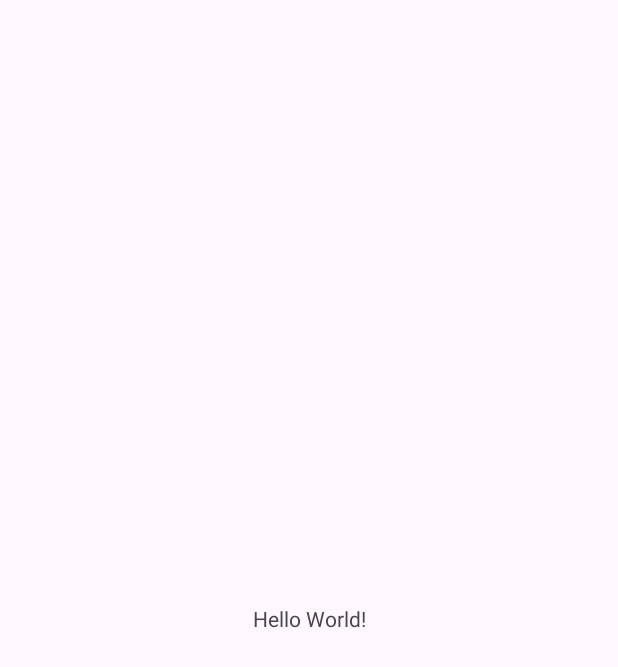
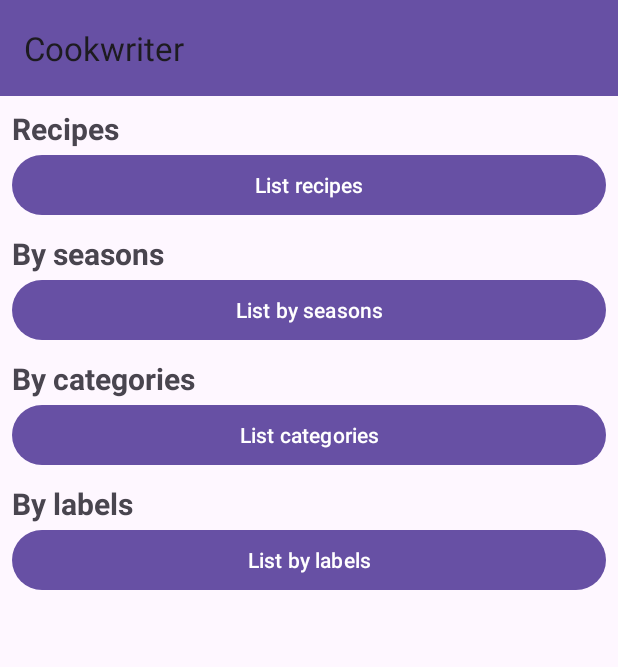
Before and after one commit to margotfrison/Cookwriter, an Android app: the screen it shows after launch (MainActivity), on a phone screen of 412 x 824 dp. Before the commit the part shown is almost empty. Shown: the top 667 px of the screen. Run offline under Robolectric (Android 15) with nearby library versions, the phone set to English and light mode, and no system bars.

```diff
--- a/app/build.gradle
+++ b/app/build.gradle
@@ -35,6 +35,10 @@ dependencies {
     implementation libs.activity
     implementation libs.constraintlayout
     testImplementation libs.junit
+    testImplementation "org.mockito:mockito-core:3.+"
     androidTestImplementation libs.ext.junit
     androidTestImplementation libs.espresso.core
+
+    compileOnly 'org.projectlombok:lombok:1.18.34'
+    annotationProcessor 'org.projectlombok:lombok:1.18.34'
 }
--- a/app/src/main/java/me/margotfrison/cookwriter/MainActivity.java
+++ b/app/src/main/java/me/margotfrison/cookwriter/MainActivity.java
@@ -4,6 +4,7 @@ import android.os.Bundle;
 
 import androidx.activity.EdgeToEdge;
 import androidx.appcompat.app.AppCompatActivity;
+import androidx.appcompat.widget.Toolbar;
 import androidx.core.graphics.Insets;
 import androidx.core.view.ViewCompat;
 import androidx.core.view.WindowInsetsCompat;
@@ -13,12 +14,7 @@ public class MainActivity extends AppCompatActivity {
     @Override
     protected void onCreate(Bundle savedInstanceState) {
         super.onCreate(savedInstanceState);
-        EdgeToEdge.enable(this);
         setContentView(R.layout.activity_main);
-        ViewCompat.setOnApplyWindowInsetsListener(findViewById(R.id.main), (v, insets) -> {
-            Insets systemBars = insets.getInsets(WindowInsetsCompat.Type.systemBars());
-            v.setPadding(systemBars.left, systemBars.top, systemBars.right, systemBars.bottom);
-            return insets;
-        });
+        setSupportActionBar(findViewById(R.id.main_toolbar));
     }
 }
--- a/app/src/main/res/layout/activity_main.xml
+++ b/app/src/main/res/layout/activity_main.xml
@@ -1,19 +1,80 @@
 <?xml version="1.0" encoding="utf-8"?>
-<androidx.constraintlayout.widget.ConstraintLayout xmlns:android="http://schemas.android.com/apk/res/android"
-    xmlns:app="http://schemas.android.com/apk/res-auto"
+<LinearLayout xmlns:android="http://schemas.android.com/apk/res/android"
     xmlns:tools="http://schemas.android.com/tools"
     android:id="@+id/main"
     android:layout_width="match_parent"
     android:layout_height="match_parent"
+    android:orientation="vertical"
     tools:context=".MainActivity">
 
-    <TextView
-        android:layout_width="wrap_content"
-        android:layout_height="wrap_content"
-        android:text="Hello World!"
-        app:layout_constraintBottom_toBottomOf="parent"
-        app:layout_constraintEnd_toEndOf="parent"
-        app:layout_constraintStart_toStartOf="parent"
-        app:layout_constraintTop_toTopOf="parent" />
+    <androidx.appcompat.widget.Toolbar
+        android:id="@+id/main_toolbar"
+        android:layout_width="match_parent"
+        android:layout_height="?attr/actionBarSize"
+        android:background="?attr/colorPrimary"
+        android:elevation="4dp"
+        android:theme="@style/ThemeOverlay.AppCompat.ActionBar" />
 
-</androidx.constraintlayout.widget.ConstraintLayout>
+    <ScrollView
+        android:layout_width="match_parent"
+        android:layout_height="match_parent" >
+
+        <LinearLayout
+            android:layout_width="match_parent"
+            android:layout_height="wrap_content"
+            android:padding="8dp"
+            android:orientation="vertical">
+
+            <TextView
+                android:layout_width="match_parent"
+                android:layout_height="wrap_content"
+                android:textSize="20sp"
+                android:text="@string/recipes"
+                android:textStyle="bold" />
+
+            <Button
+                android:layout_width="match_parent"
+                android:layout_height="wrap_content"
+                android:text="@string/list_recipes" />
+
+            <TextView
+                android:layout_width="match_parent"
+                android:layout_height="wrap_content"
+                android:layout_marginTop="8dp"
+                android:textSize="20sp"
+                android:text="@string/seasons"
+                android:textStyle="bold" />
+
+            <Button
+                android:layout_width="match_parent"
+                android:layout_height="wrap_content"
+                android:text="@string/list_seasons" />
+
+            <TextView
+                android:layout_width="match_parent"
+                android:layout_height="wrap_content"
+                android:layout_marginTop="8dp"
+                android:textSize="20sp"
+                android:text="@string/categories"
+                android:textStyle="bold" />
+
+            <Button
+                android:layout_width="match_parent"
+                android:layout_height="wrap_content"
+                android:text="@string/list_categories" />
+
+            <TextView
+                android:layout_width="match_parent"
+                android:layout_height="wrap_content"
+                android:layout_marginTop="8dp"
+                android:textSize="20sp"
+                android:text="@string/labels"
+                android:textStyle="bold" />
+
+            <Button
+                android:layout_width="match_parent"
+                android:layout_height="wrap_content"
+                android:text="@string/list_labels" />
+        </LinearLayout>
+    </ScrollView>
+</LinearLayout>
--- a/app/src/main/res/values/strings.xml
+++ b/app/src/main/res/values/strings.xml
@@ -1,3 +1,18 @@
 <resources>
-    <string name="app_name">Cookwriter</string>
+    <string name="app_name" translatable="false">Cookwriter</string>
+    <string name="err_quantity_invalid_fraction">Quantity in fraction must be in this form : number/number</string>
+    <string name="err_quantity_invalid_integer">Whole quantity must be a whole number</string>
+    <string name="season_winter">Winter</string>
+    <string name="season_spring">Spring</string>
+    <string name="season_summer">Summer</string>
+    <string name="season_autumn">Autumn</string>
+    <string name="season_all">All seasons</string>
+    <string name="recipes">Recipes</string>
+    <string name="list_recipes">List recipes</string>
+    <string name="categories">By categories</string>
+    <string name="list_categories">List categories</string>
+    <string name="seasons">By seasons</string>
+    <string name="list_seasons">List by seasons</string>
+    <string name="labels">By labels</string>
+    <string name="list_labels">List by labels</string>
 </resources>
--- a/gradle/libs.versions.toml
+++ b/gradle/libs.versions.toml
@@ -4,6 +4,7 @@ junit = "4.13.2"
 junitVersion = "1.2.1"
 espressoCore = "3.6.1"
 appcompat = "1.7.0"
+lombok = "1.18.34"
 material = "1.12.0"
 activity = "1.9.3"
 constraintlayout = "2.2.0"
@@ -13,6 +14,7 @@ junit = { group = "junit", name = "junit", version.ref = "junit" }
 ext-junit = { group = "androidx.test.ext", name = "junit", version.ref = "junitVersion" }
 espresso-core = { group = "androidx.test.espresso", name = "espresso-core", version.ref = "espressoCore" }
 appcompat = { group = "androidx.appcompat", name = "appcompat", version.ref = "appcompat" }
+lombok = { module = "org.projectlombok:lombok", version.ref = "lombok" }
 material = { group = "com.google.android.material", name = "material", version.ref = "material" }
 activity = { group = "androidx.activity", name = "activity", version.ref = "activity" }
 constraintlayout = { group = "androidx.constraintlayout", name = "constraintlayout", version.ref = "constraintlayout" }
```
Also changed, not shown: app/src/main/java/me/margotfrison/cookwriter/dto/Ingredient.java (added, +14 -0 lines), app/src/main/java/me/margotfrison/cookwriter/dto/Quantity.java (added, +69 -0 lines), app/src/main/java/me/margotfrison/cookwriter/dto/Recipe.java (added, +24 -0 lines), app/src/main/java/me/margotfrison/cookwriter/dto/Season.java (added, +20 -0 lines), app/src/main/java/me/margotfrison/cookwriter/dto/Step.java (added, +14 -0 lines), app/src/main/java/me/margotfrison/cookwriter/exceptions/CookwriterException.java (added, +10 -0 lines), app/src/main/java/me/margotfrison/cookwriter/exceptions/InvalidQuantityFormatException.java (added, +25 -0 lines), app/src/main/java/me/margotfrison/cookwriter/utils/AndroidResources.java (added, +7 -0 lines), app/src/main/res/values/colors.xml (line endings or trailing spaces), 3 other files.
